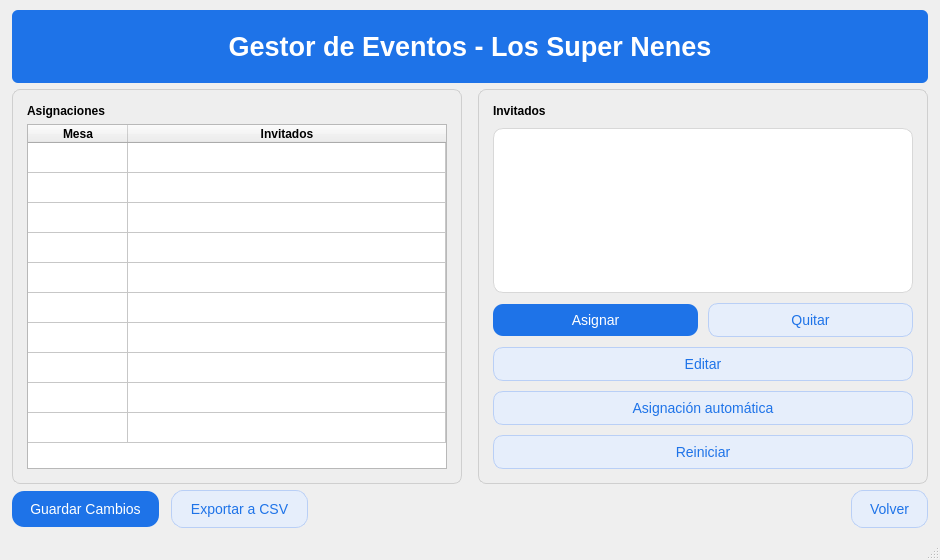
First picture: the form in interfazes/.ui/home-modificar-listado_eventos-asignacion_invitados.ui, repository moramirete/organizadorEventos, before the edit.
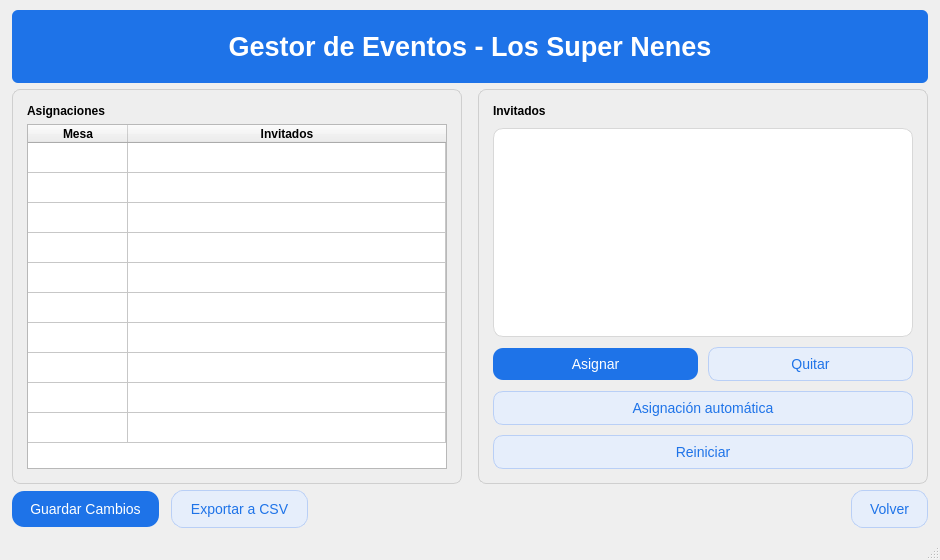
Second picture: the form after the edit.

Commit message: quitar boton editar

```diff
--- a/interfazes/.ui/home-modificar-listado_eventos-asignacion_invitados.ui
+++ b/interfazes/.ui/home-modificar-listado_eventos-asignacion_invitados.ui
@@ -196,16 +196,6 @@
             </widget>
            </item>
            <item row="1" column="0" colspan="2">
-            <widget class="QPushButton" name="btnEditar">
-             <property name="styleSheet">
-              <string notr="true">QPushButton{background:#e6eefb; color:#1E73E8; font-size:10.5pt; border:1px solid #b9cff6; border-radius:10px; padding:8px 16px;} QPushButton:hover{background:#d9e7fb;} QPushButton:pressed{background:#c9dcf7;}</string>
-             </property>
-             <property name="text">
-              <string>Editar</string>
-             </property>
-            </widget>
-           </item>
-           <item row="2" column="0" colspan="2">
             <widget class="QPushButton" name="btnAuto">
              <property name="styleSheet">
               <string notr="true">QPushButton{background:#e6eefb; color:#1E73E8; font-size:10.5pt; border:1px solid #b9cff6; border-radius:10px; padding:8px 16px;} QPushButton:hover{background:#d9e7fb;} QPushButton:pressed{background:#c9dcf7;}</string>
```
Left out of the diff: 22 changed lines with no effect on the pictures.
